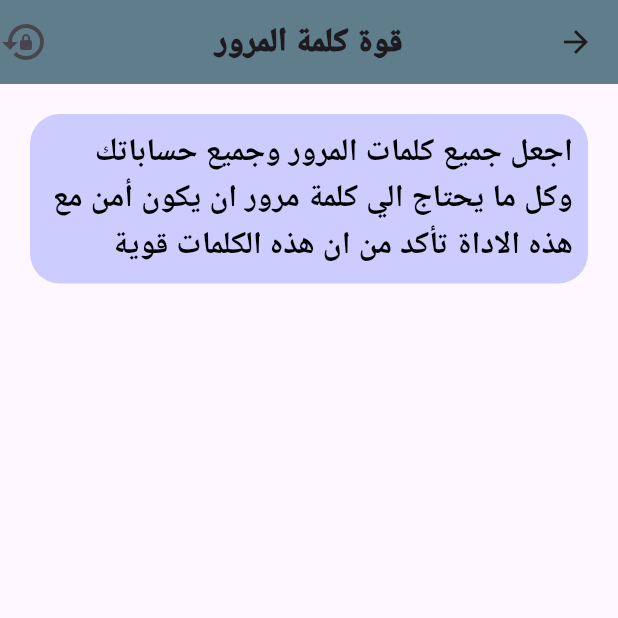
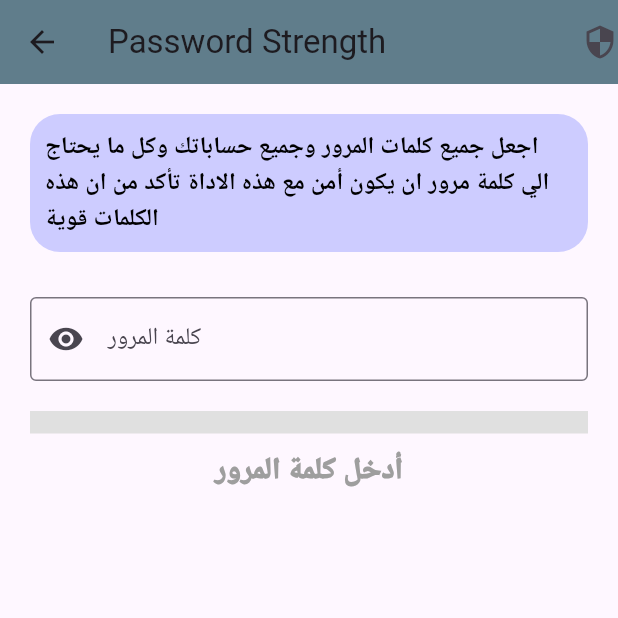
Before and after one commit to MalekAlzaeem/AppMyTools, a Flutter app: the PasswordStrength screen opened directly, on a phone screen of 412 x 824 dp, the top half of it. Run offline on Flutter 3.47's test engine with Material 3 defaults, Android fonts, the phone set to English and light mode, and no system bars.

Commit message:
modified in the file

```diff
--- a/mytools/lib/Password_Strength.dart
+++ b/mytools/lib/Password_Strength.dart
@@ -1,70 +1,74 @@
 import 'package:flutter/material.dart';
 
-class PasswordStrength extends StatefulWidget{
+class PasswordStrength extends StatefulWidget {
   @override
-  _PasswordStrengthChecker createState() =>
-      _PasswordStrengthChecker();
+  _PasswordStrengthCheckerPageState createState() =>
+      _PasswordStrengthCheckerPageState();
 }
 
-class _PasswordStrengthChecker extends State<PasswordStrength> {
-  String _password = "";
+class _PasswordStrengthCheckerPageState
+    extends State<PasswordStrength> {
+  String _password = '';
   double _strength = 0;
-  String _displayText = "ادخل كلمتة المرور";
+  String _displayText = 'أدخل كلمة المرور';
   Color _strengthColor = Colors.grey;
+
+
+
+
+
 
 
   void _checkPasswordStrength(String password) {
     _password = password;
+
     double strength = 0;
 
-    if(_password.isEmpty){
-      _displayText = "ادخل كلمة المرور";
+    if (_password.isEmpty) {
+      _displayText = 'أدخل كلمة المرور';
       _strengthColor = Colors.grey;
-    }else {
-      if(_password.length >= 8) strength += 0.25;
-      if(_password.contains(RegExp(r"[A-Z]"))) strength += 0.25;
-      if(_password.contains(RegExp(r"[0-9]"))) strength += 0.25;
-      if(_password.contains(RegExp(r"[~!@#%^&*()_+-=/\$.*"))) strength += 0.25;
+    } else {
+      if (_password.length >= 8) strength += 0.25;
+      if (_password.contains(RegExp(r'[A-Z]'))) strength += 0.25;
+      if (_password.contains(RegExp(r'[0-9]'))) strength += 0.25;
+      if (_password.contains(RegExp(r'[!@#\$&*~%^]'))) strength += 0.25;
 
       _strength = strength;
 
-      if(_strength <= 0.25){
-        _displayText = "ضعيفة";
+      if (_strength <= 0.25) {
+        _displayText = 'ضعيفة';
         _strengthColor = Colors.red;
-      }else if(_strength <= 0.50){
-        _displayText = "متوسطة" ;
+      } else if (_strength <= 0.5) {
+        _displayText = 'متوسطة';
         _strengthColor = Colors.orange;
-      }else if(_strength <= 0.75){
-        _displayText = "قوية" ;
+      } else if (_strength <= 0.75) {
+        _displayText = 'قوية';
         _strengthColor = Colors.lightGreen;
-      }else{
-        _displayText = "قوية جدا";
+      } else {
+        _displayText = 'قوية جدًا';
         _strengthColor = Colors.green;
       }
     }
+
     setState(() {});
   }
 
-
   @override
-  Widget build(BuildContext context){
-    return Directionality(
-      textDirection: TextDirection.rtl,
-      child: Scaffold(
+  Widget build(BuildContext context) {
+    return Scaffold(
         appBar: AppBar(
-          centerTitle: true,
-          title: Text("قوة كلمة المرور",style: TextStyle(fontWeight: FontWeight.w900),),
-          actions: [
-            Icon(Icons.lock_reset, size: 32,)
-          ],
-          backgroundColor: Colors.blueGrey,
-        ),
+            actions: [
+             Icon(Icons.security)
+           ],
+           title: Text('Password Strength'),
+           backgroundColor: Colors.blueGrey,
+          ),
         body: Padding(
-          padding: EdgeInsets.all(20),
+          padding: const EdgeInsets.only(left: 20,top: 20,right: 20,bottom: 50),
           child: Column(
             children: [
               Container(
-                padding: EdgeInsets.all(10),
+               padding: EdgeInsets.all(10),
                 decoration: BoxDecoration(
                   borderRadius: BorderRadius.circular(20),
                   color: Color(0xCCC1C1FF)
@@ -72,16 +76,43 @@ class _PasswordStrengthChecker extends State<PasswordStrength> {
                 child: Text(
                   "اجعل جميع كلمات المرور وجميع حساباتك وكل ما يحتاج الي كلمة مرور ان يكون أمن مع هذه الاداة تأكد من ان هذه الكلمات قوية",
                   style: TextStyle(
-                      fontSize: 21,
+                      fontSize: 16,
                       fontWeight: FontWeight.w600,
                       color: Colors.black
                   ),
                 ),
               ),
+
+              SizedBox(height: 30,),
+              TextField(
+                onChanged: _checkPasswordStrength,
+                decoration: InputDecoration(
+                  labelText: 'كلمة المرور',
+                  prefixIcon: Icon(Icons.remove_red_eye),
+                  border: OutlineInputBorder(),
+                ),
+                obscureText: false,
+              ),
+              const SizedBox(height: 20),
+              LinearProgressIndicator(
+                value: _strength,
+                backgroundColor: Colors.grey[300],
+                color: _strengthColor,
+                minHeight: 15,
+              ),
+              const SizedBox(height: 10),
+              Text(
+                _displayText,
+                style: TextStyle(
+                  fontSize: 20,
+                  fontWeight: FontWeight.w900,
+                  color: _strengthColor,
+                ),
+              ),
             ],
           ),
         ),
-      ),
+      // ),
     );
   }
 }
```
